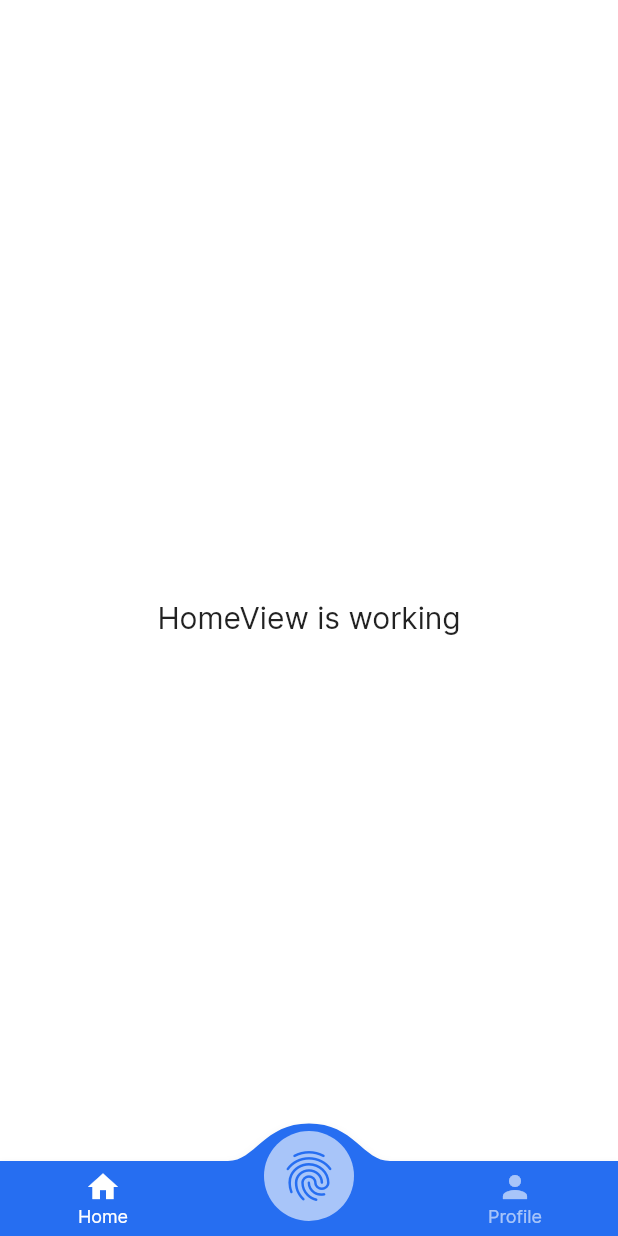
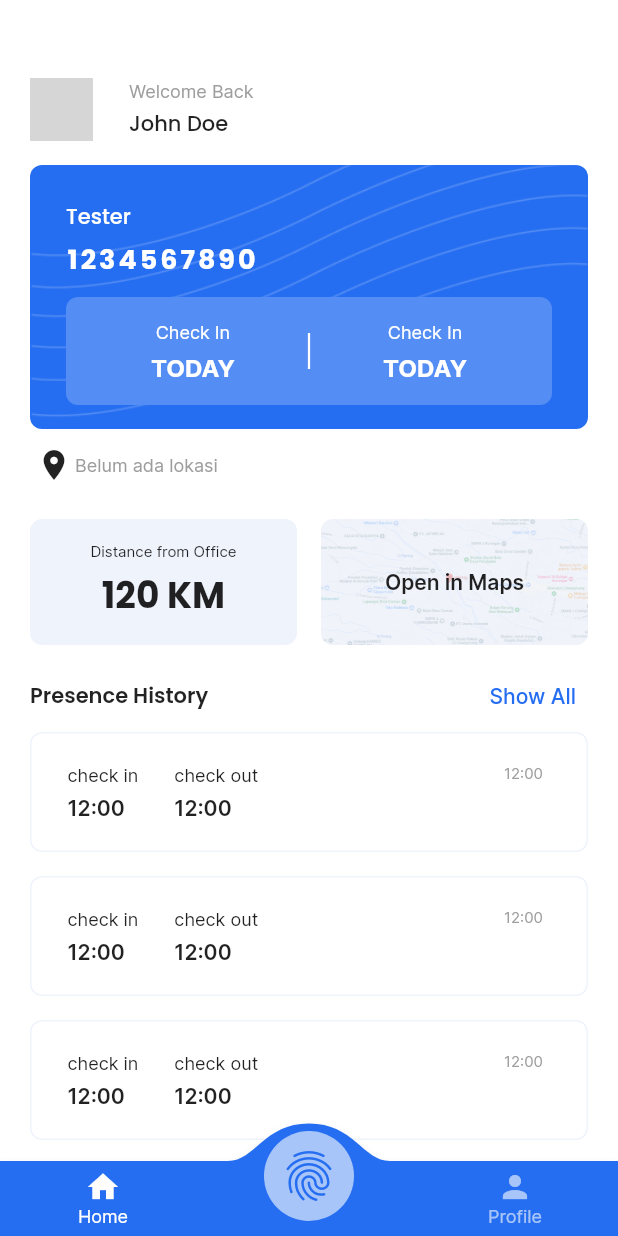
Before and after one commit to superosystem/fresensi, a Flutter app: the HomeView screen opened by its route, on a phone screen of 412 x 824 dp. Run offline on Flutter 3.47's test engine with Material 2 defaults, Android fonts, the phone set to English and light mode, and no system bars; drawn by our look-alikes of convex_bottom_bar; our stand-ins replace cloud_firestore, firebase_auth, firebase_core, firebase_storage, flutter_svg, get and 1 more; accounts and stored records are empty; network calls fail; grey boxes are pictures that could not be loaded.

Commit message:
design home screen

```diff
--- a/lib/app/modules/account/profile/views/profile_view.dart
+++ b/lib/app/modules/account/profile/views/profile_view.dart
@@ -2,7 +2,7 @@ import 'package:cloud_firestore/cloud_firestore.dart';
 import 'package:convex_bottom_bar/convex_bottom_bar.dart';
 import 'package:flutter/material.dart';
 import 'package:flutter_svg/flutter_svg.dart';
-import 'package:fresensi/app/controllers/PageIndexController.dart';
+import 'package:fresensi/app/controllers/page_index_controller.dart';
 import 'package:fresensi/app/data/app_color.dart';
 import 'package:fresensi/app/data/constants.dart';
 import 'package:fresensi/app/routes/app_pages.dart';
--- a/lib/app/modules/home/controllers/home_controller.dart
+++ b/lib/app/modules/home/controllers/home_controller.dart
@@ -9,10 +9,8 @@ class HomeController extends GetxController {
   FirebaseAuth auth = FirebaseAuth.instance;
   FirebaseFirestore firestore = FirebaseFirestore.instance;
 
-  Stream<DocumentSnapshot<Map<String, dynamic>>> streamRole() async* {
+  Stream<DocumentSnapshot<Map<String, dynamic>>> streamUser() async* {
     String uid = auth.currentUser!.uid;
-
     yield* firestore.collection("employee").doc(uid).snapshots();
-
   }
 }
--- a/lib/app/modules/home/views/home_view.dart
+++ b/lib/app/modules/home/views/home_view.dart
@@ -1,11 +1,9 @@
-import 'package:cloud_firestore/cloud_firestore.dart';
-import 'package:convex_bottom_bar/convex_bottom_bar.dart';
 import 'package:flutter/material.dart';
-import 'package:fresensi/app/controllers/PageIndexController.dart';
+import 'package:fresensi/app/controllers/page_index_controller.dart';
 import 'package:fresensi/app/data/app_color.dart';
-import 'package:fresensi/app/routes/app_pages.dart';
-import 'package:fresensi/app/widgets/bottom_navbar_custom.dart';
 import 'package:fresensi/app/widgets/convex_appbar_custom.dart';
+import 'package:fresensi/app/widgets/presence_card_custom.dart';
+import 'package:fresensi/app/widgets/presence_tile_custom.dart';
 import 'package:get/get.dart';
 
 import '../controllers/home_controller.dart';
@@ -18,11 +16,167 @@ class HomeView extends GetView<HomeController> {
   @override
   Widget build(BuildContext context) {
     return Scaffold(
-      body: const Center(
-        child: Text(
-          'HomeView is working',
-          style: TextStyle(fontSize: 20),
-        ),
+      body: ListView(
+        shrinkWrap: true,
+        physics: const BouncingScrollPhysics(),
+        padding: const EdgeInsets.symmetric(horizontal: 20, vertical: 36),
+        children: [
+          const SizedBox(height: 16),
+          // SECTION 1 - welcome
+          Container(
+            margin: const EdgeInsets.only(bottom: 16),
+            width: MediaQuery.of(context).size.width,
+            child: Row(
+              children: [
+                ClipOval(
+                  child: Container(
+                    width: 42,
+                    height: 42,
+                    child: Image.network(
+                      "https://ui-avatars.com/api/?name=John Doe",
+                      fit: BoxFit.cover,
+                    ),
+                  ),
+                ),
+                const SizedBox(width: 24),
+                Column(
+                  crossAxisAlignment: CrossAxisAlignment.start,
+                  children: [
+                    Text(
+                      "Welcome Back",
+                      style: TextStyle(
+                        fontSize: 12,
+                        color: AppColor.secondarySoft,
+                      ),
+                    ),
+                    const SizedBox(height: 4),
+                    Text(
+                      "John Doe",
+                      style: TextStyle(
+                        fontWeight: FontWeight.w500,
+                        fontFamily: 'poppins',
+                      ),
+                    )
+                  ],
+                ),
+              ],
+            ),
+          ),
+          // SECTION 2 - card
+          PresenceCardCustom(),
+          // SECTION 3 - last location
+          // last location
+          Container(
+            margin: const EdgeInsets.only(top: 12, bottom: 24, left: 4),
+            child: Row(
+              children: [
+                const Icon(Icons.location_on),
+                const SizedBox(width: 2),
+                Text(
+                  "Belum ada lokasi",
+                  style: TextStyle(
+                    fontSize: 12,
+                    color: AppColor.secondarySoft,
+                  ),
+                ),
+              ],
+            ),
+          ),
+          // SECTION 4 - distance & map
+          Container(
+            width: MediaQuery.of(context).size.width,
+            margin: const EdgeInsets.only(bottom: 10),
+            child: Row(
+              children: [
+                Expanded(
+                  child: Container(
+                    height: 84,
+                    decoration: BoxDecoration(
+                      color: AppColor.primaryExtraSoft,
+                      borderRadius: BorderRadius.circular(8),
+                    ),
+                    child: Column(
+                      mainAxisAlignment: MainAxisAlignment.center,
+                      children: [
+                        Container(
+                          margin: const EdgeInsets.only(bottom: 6),
+                          child: const Text(
+                            'Distance from Office',
+                            style: TextStyle(fontSize: 10),
+                          ),
+                        ),
+                        Text(
+                          "120 KM",
+                          style: TextStyle(
+                            fontSize: 24,
+                            fontFamily: 'poppins',
+                            fontWeight: FontWeight.w700,
+                          ),
+                        ),
+                      ],
+                    ),
+                  ),
+                ),
+                const SizedBox(width: 16),
+                Expanded(
+                  child: GestureDetector(
+                    onTap: () {},
+                    child: Container(
+                      height: 84,
+                      alignment: Alignment.center,
+                      decoration: BoxDecoration(
+                        color: AppColor.primaryExtraSoft,
+                        borderRadius: BorderRadius.circular(8),
+                        image: const DecorationImage(
+                          image: AssetImage('assets/images/map.png'),
+                          fit: BoxFit.cover,
+                          opacity: 0.3,
+                        ),
+                      ),
+                      child: const Text(
+                        'Open in Maps',
+                        style: TextStyle(fontWeight: FontWeight.w600),
+                      ),
+                    ),
+                  ),
+                )
+              ],
+            ),
+          ),
+          // SECTION 5 - presence history
+          Container(
+            child: Row(
+              mainAxisAlignment: MainAxisAlignment.spaceBetween,
+              children: [
+                Text(
+                  "Presence History",
+                  style: TextStyle(
+                    fontFamily: "poppins",
+                    fontWeight: FontWeight.w600,
+                  ),
+                ),
+                TextButton(
+                  onPressed: () {},
+                  child: Text("Show All"),
+                  style: TextButton.styleFrom(
+                    foregroundColor: AppColor.primary,
+                  ),
+                ),
+              ],
+            ),
+          ),
+          ListView.separated(
+            itemCount: 10,
+            shrinkWrap: true,
+            physics: BouncingScrollPhysics(),
+            padding: EdgeInsets.zero,
+            separatorBuilder: (context, index) => SizedBox(height: 16),
+            itemBuilder: (context, index) {
+              return PresenceTileCustom();
+            },
+          ),
+          SizedBox(height: 30),
+        ],
       ),
       extendBody: true,
       bottomNavigationBar: ConvexAppBarCustom(pageIndexC.pageIndex.value),
--- a/lib/app/widgets/bottom_navbar_custom.dart
+++ b/lib/app/widgets/bottom_navbar_custom.dart
@@ -1,6 +1,6 @@
 import 'package:flutter/material.dart';
 import 'package:flutter_svg/flutter_svg.dart';
-import 'package:fresensi/app/controllers/PageIndexController.dart';
+import 'package:fresensi/app/controllers/page_index_controller.dart';
 import 'package:fresensi/app/data/app_color.dart';
 import 'package:get/get.dart';
 
--- a/lib/app/widgets/convex_appbar_custom.dart
+++ b/lib/app/widgets/convex_appbar_custom.dart
@@ -1,6 +1,6 @@
 import 'package:convex_bottom_bar/convex_bottom_bar.dart';
 import 'package:flutter/material.dart';
-import 'package:fresensi/app/controllers/PageIndexController.dart';
+import 'package:fresensi/app/controllers/page_index_controller.dart';
 import 'package:fresensi/app/data/app_color.dart';
 import 'package:get/get.dart';
 
--- /dev/null
+++ b/lib/app/widgets/presence_card_custom.dart
@@ -0,0 +1,118 @@
+import 'package:flutter/cupertino.dart';
+import 'package:fresensi/app/data/app_color.dart';
+
+class PresenceCardCustom extends StatelessWidget {
+  const PresenceCardCustom({super.key});
+
+  @override
+  Widget build(BuildContext context) {
+    return Container(
+      width: MediaQuery.of(context).size.width,
+      padding: const EdgeInsets.only(left: 24, top: 24, right: 24, bottom: 16),
+      decoration: BoxDecoration(
+        color: AppColor.primary,
+        borderRadius: BorderRadius.circular(8),
+        image: const DecorationImage(
+          image: AssetImage('assets/images/pattern-1.png'),
+          fit: BoxFit.cover,
+        ),
+      ),
+      child: Column(
+        crossAxisAlignment: CrossAxisAlignment.start,
+        children: [
+          // SECTION JOB TITLE
+          Text(
+            "Tester",
+            style: TextStyle(
+              color: AppColor.white,
+              fontFamily: 'poppins',
+              fontWeight: FontWeight.w500,
+            ),
+          ),
+          // ID EMPLOYEE
+          Container(
+            margin: const EdgeInsets.only(top: 4, bottom: 12),
+            child: Text(
+              "1234567890",
+              style: TextStyle(
+                color: AppColor.white,
+                fontFamily: 'poppins',
+                fontSize: 18,
+                fontWeight: FontWeight.w700,
+                letterSpacing: 2,
+              ),
+            ),
+          ),
+          // CHECKING - CHECKOUT BOX
+          Container(
+            width: MediaQuery.of(context).size.width,
+            padding: const EdgeInsets.symmetric(horizontal: 8, vertical: 16),
+            decoration: BoxDecoration(
+              color: AppColor.primarySoft,
+              borderRadius: BorderRadius.circular(8),
+            ),
+            child: Row(
+              children: [
+                // CHECKING
+                Expanded(
+                  child: Column(
+                    children: [
+                      Container(
+                        margin: const EdgeInsets.only(bottom: 6),
+                        child: Text(
+                          "Check In",
+                          style: TextStyle(
+                            fontSize: 12,
+                            color: AppColor.white,
+                          ),
+                        ),
+                      ),
+                      Text(
+                        "TODAY",
+                        style: TextStyle(
+                          fontSize: 16,
+                          fontWeight: FontWeight.w700,
+                          color: AppColor.white,
+                        ),
+                      ),
+                    ],
+                  ),
+                ),
+                Container(
+                  width: 1.5,
+                  height: 24,
+                  color: AppColor.white,
+                ),
+                // CHECKOUT
+                Expanded(
+                  child: Column(
+                    children: [
+                      Container(
+                        margin: const EdgeInsets.only(bottom: 6),
+                        child: Text(
+                          "Check In",
+                          style: TextStyle(
+                            fontSize: 12,
+                            color: AppColor.white,
+                          ),
+                        ),
+                      ),
+                      Text(
+                        "TODAY",
+                        style: TextStyle(
+                          fontSize: 16,
+                          fontWeight: FontWeight.w700,
+                          color: AppColor.white,
+                        ),
+                      ),
+                    ],
+                  ),
+                ),
+              ],
+            ),
+          )
+        ],
+      ),
+    );
+  }
+}
--- /dev/null
+++ b/lib/app/widgets/presence_tile_custom.dart
@@ -0,0 +1,80 @@
+import 'package:flutter/material.dart';
+import 'package:fresensi/app/data/app_color.dart';
+import 'package:get/get.dart';
+import 'package:intl/intl.dart';
+
+class PresenceTileCustom extends StatelessWidget {
+
+  const PresenceTileCustom({super.key});
+
+  @override
+  Widget build(BuildContext context) {
+    return InkWell(
+      onTap: () {},
+      borderRadius: BorderRadius.circular(8),
+      child: Container(
+        width: MediaQuery.of(context).size.width,
+        decoration: BoxDecoration(
+          borderRadius: BorderRadius.circular(8),
+          border: Border.all(
+            width: 1,
+            color: AppColor.primaryExtraSoft,
+          ),
+        ),
+        padding: EdgeInsets.only(left: 24, top: 20, right: 29, bottom: 20),
+        child: Row(
+          crossAxisAlignment: CrossAxisAlignment.start,
+          mainAxisAlignment: MainAxisAlignment.spaceBetween,
+          children: [
+            Row(
+              children: [
+                Column(
+                  crossAxisAlignment: CrossAxisAlignment.start,
+                  children: [
+                    Text(
+                      "check in",
+                      style: TextStyle(fontSize: 12),
+                    ),
+                    SizedBox(height: 6),
+                    Text(
+                      "12:00",
+                      style: TextStyle(
+                        fontSize: 14,
+                        fontWeight: FontWeight.w600,
+                      ),
+                    ),
+                  ],
+                ),
+                SizedBox(width: 24),
+                Column(
+                  crossAxisAlignment: CrossAxisAlignment.start,
+                  children: [
+                    Text(
+                      "check out",
+                      style: TextStyle(fontSize: 12),
+                    ),
+                    SizedBox(height: 6),
+                    Text(
+                      "12:00",
+                      style: TextStyle(
+                        fontSize: 14,
+                        fontWeight: FontWeight.w600,
+                      ),
+                    ),
+                  ],
+                ),
+              ],
+            ),
+            Text(
+              "12:00",
+              style: TextStyle(
+                fontSize: 10,
+                color: AppColor.secondarySoft,
+              ),
+            ),
+          ],
+        ),
+      ),
+    );
+  }
+}
--- a/lib/main.dart
+++ b/lib/main.dart
@@ -2,7 +2,7 @@ import 'package:firebase_auth/firebase_auth.dart';
 import 'package:firebase_core/firebase_core.dart';
 import 'package:flutter/foundation.dart';
 import 'package:flutter/material.dart';
-import 'package:fresensi/app/controllers/PageIndexController.dart';
+import 'package:fresensi/app/controllers/page_index_controller.dart';
 import 'package:get/get.dart';
 
 import 'app/routes/app_pages.dart';
```
Also changed, not shown: assets/images/map.png (added), lib/app/controllers/page_index_controller.dart (renamed from lib/app/controllers/PageIndexController.dart).
